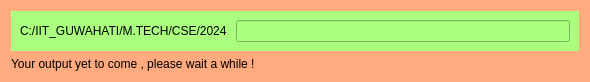
LavkushPal/Cross-Platform-Common-Interface-Shell, file responsewindow.ui: the form before one commit.
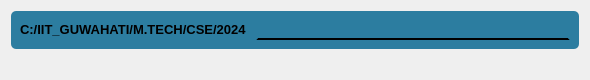
The form after the commit.

What changed in the file:
```diff
--- a/responsewindow.ui
+++ b/responsewindow.ui
@@ -20,21 +20,43 @@
    <string>Form</string>
   </property>
   <property name="styleSheet">
-   <string notr="true">background-color: rgb(255, 170, 127);</string>
+   <string notr="true">border-color: #A9D6E5;
+border-width:2px solid;</string>
   </property>
   <layout class="QVBoxLayout" name="verticalLayout">
    <item>
     <widget class="QWidget" name="inputLine" native="true">
      <property name="styleSheet">
-      <string notr="true">background-color: rgb(221, 221, 221);
-background-color: rgb(170, 255, 127);</string>
+      <string notr="true">background-color:#2C7DA0;
+border-radius:5px;
+
+</string>
      </property>
      <layout class="QHBoxLayout" name="horizontalLayout">
       <item>
        <widget class="QLabel" name="directoryShowLabel">
+        <property name="font">
+         <font>
+          <pointsize>10</pointsize>
+          <bold>true</bold>
+         </font>
+        </property>
+        <property name="cursor">
+         <cursorShape>PointingHandCursor</cursorShape>
+        </property>
+        <property name="styleSheet">
+         <string notr="true">border-width:0px;
+color: rgb(0, 0, 0);</string>
+        </property>
         <property name="text">
          <string>C:/IIT_GUWAHATI/M.TECH/CSE/2024 </string>
         </property>
+        <property name="textFormat">
+         <enum>Qt::TextFormat::RichText</enum>
+        </property>
+        <property name="scaledContents">
+         <bool>true</bool>
+        </property>
         <property name="buddy">
          <cstring>lineEdit</cstring>
         </property>
@@ -42,9 +64,40 @@
       </item>
       <item>
        <widget class="QLineEdit" name="lineEdit">
+        <property name="font">
+         <font>
+          <bold>true</bold>
+         </font>
+        </property>
+        <property name="toolTip">
+         <string extracomment="Type your command here"/>
+        </property>
+        <property name="toolTipDuration">
+         <number>5</number>
+        </property>
+        <property name="whatsThis">
+         <string/>
+        </property>
+        <property name="styleSheet">
+         <string notr="true">border-width:2px;
+border-style:solid;
+color: rgb(0, 0, 0);
+border-color:#2C7DA0;
+border-bottom-color: black;
+border-radius:0px;</string>
+        </property>
+        <property name="inputMask">
+         <string/>
+        </property>
         <property name="text">
          <string/>
         </property>
+        <property name="alignment">
+         <set>Qt::AlignmentFlag::AlignBottom|Qt::AlignmentFlag::AlignLeading|Qt::AlignmentFlag::AlignLeft</set>
+        </property>
+        <property name="placeholderText">
+         <string extracomment="Type here"/>
+        </property>
        </widget>
       </item>
      </layout>
@@ -53,7 +106,7 @@
    <item>
     <widget class="QLabel" name="outputDisplayLabel">
      <property name="text">
-      <string>Your output yet to come , please wait a while !</string>
+      <string/>
      </property>
     </widget>
    </item>
```
